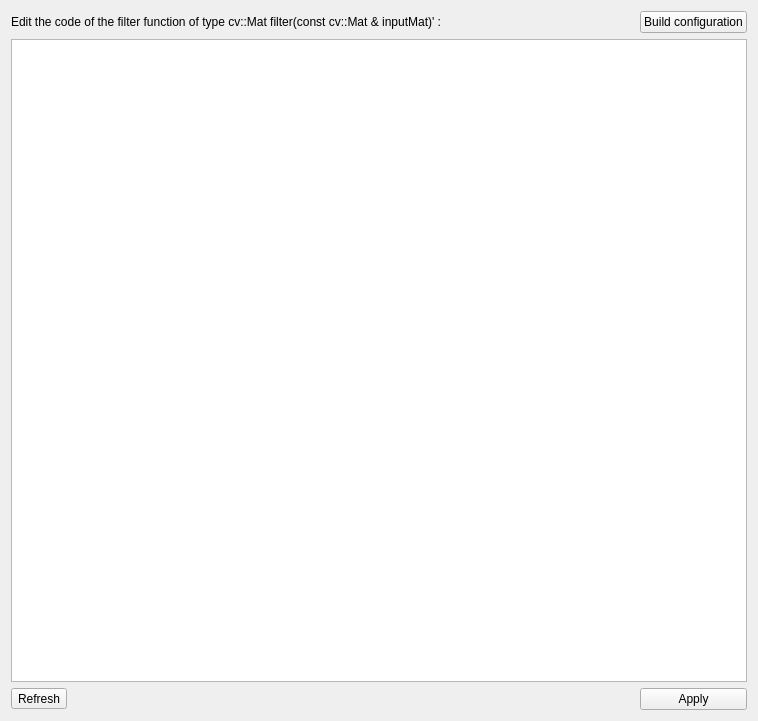
Above: Lib/Gui/EditableFilterDialog.ui from vfdev-5/GeoImageViewer before the change. Below: the same form after it.
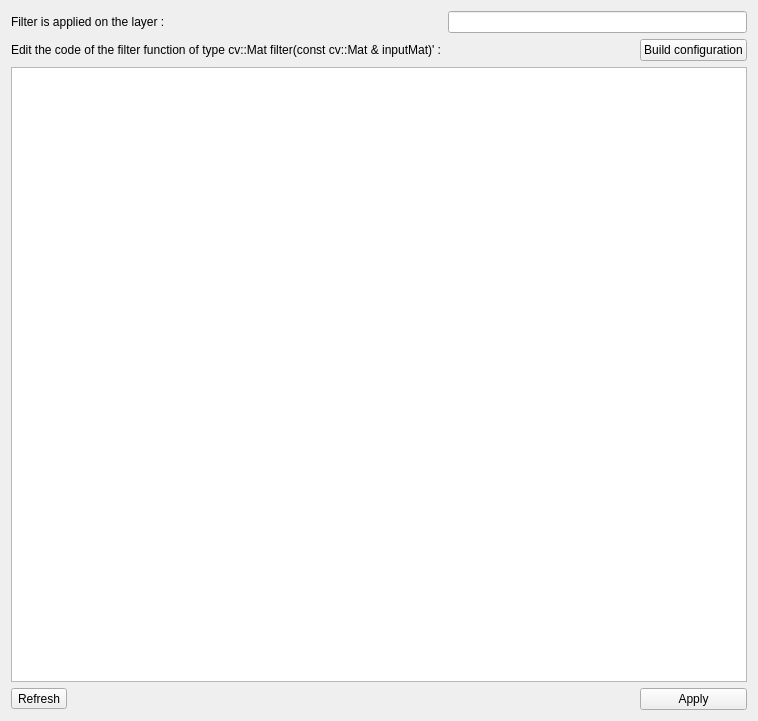
That is the form after the change.

Commit message: * Editable filter bug fixes * Contour manipulation methods (dev)

```diff
--- a/Lib/Gui/EditableFilterDialog.ui
+++ b/Lib/Gui/EditableFilterDialog.ui
@@ -14,21 +14,35 @@
    <string>Function Editor</string>
   </property>
   <layout class="QGridLayout" name="gridLayout">
-   <item row="2" column="4">
+   <item row="3" column="4">
     <widget class="QPushButton" name="_apply">
      <property name="text">
       <string>Apply</string>
      </property>
     </widget>
    </item>
-   <item row="0" column="4">
+   <item row="1" column="0" colspan="2">
+    <widget class="QLabel" name="label">
+     <property name="text">
+      <string>Edit the code of the filter function of type cv::Mat filter(const cv::Mat &amp; inputMat)' :</string>
+     </property>
+    </widget>
+   </item>
+   <item row="2" column="0" colspan="5">
+    <widget class="QPlainTextEdit" name="_code">
+     <property name="tabStopWidth">
+      <number>50</number>
+     </property>
+    </widget>
+   </item>
+   <item row="1" column="4">
     <widget class="QPushButton" name="_configure">
      <property name="text">
       <string>Build configuration</string>
      </property>
     </widget>
    </item>
-   <item row="2" column="1" colspan="3">
+   <item row="3" column="1" colspan="3">
     <spacer name="horizontalSpacer">
      <property name="orientation">
       <enum>Qt::Horizontal</enum>
@@ -41,24 +55,24 @@
      </property>
     </spacer>
    </item>
-   <item row="2" column="0">
+   <item row="3" column="0">
     <widget class="QToolButton" name="_refresh">
      <property name="text">
       <string>Refresh</string>
      </property>
     </widget>
    </item>
-   <item row="1" column="0" colspan="5">
-    <widget class="QPlainTextEdit" name="_code">
-     <property name="tabStopWidth">
-      <number>50</number>
-     </property>
-    </widget>
-   </item>
    <item row="0" column="0" colspan="2">
-    <widget class="QLabel" name="label">
+    <widget class="QLabel" name="label_2">
      <property name="text">
-      <string>Edit the code of the filter function of type cv::Mat filter(const cv::Mat &amp; inputMat)' :</string>
+      <string>Filter is applied on the layer : </string>
+     </property>
+    </widget>
+   </item>
+   <item row="0" column="2" colspan="3">
+    <widget class="QLineEdit" name="_layer">
+     <property name="readOnly">
+      <bool>true</bool>
      </property>
     </widget>
    </item>
```
The commit also changes 28 other files.
